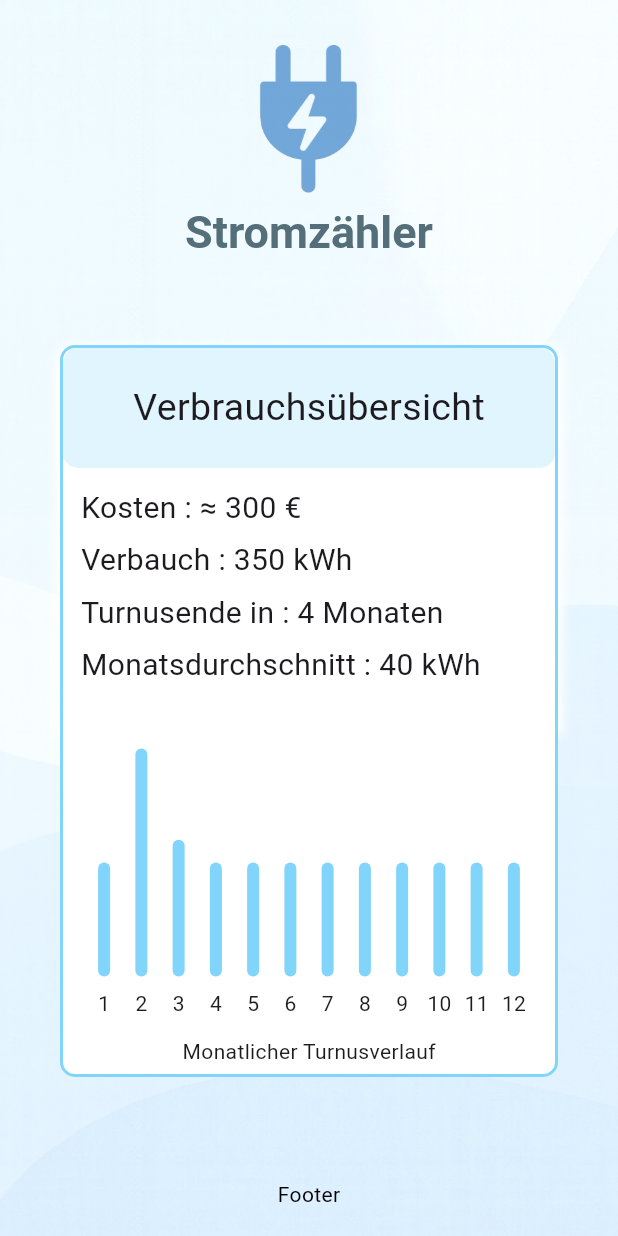
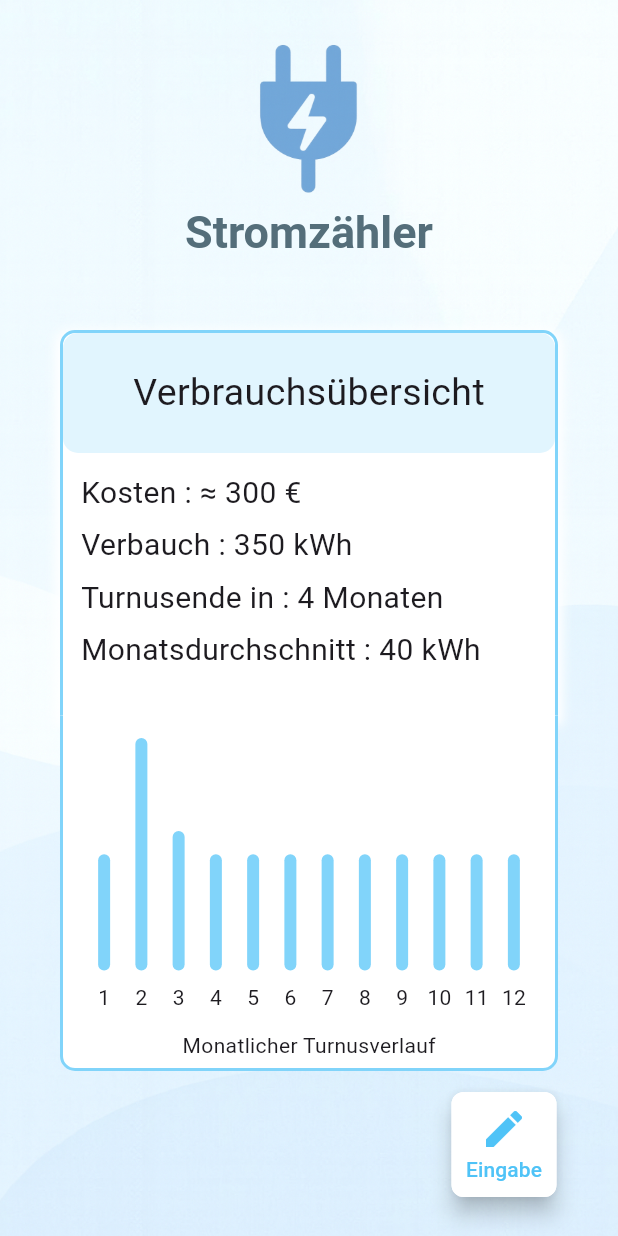
Before and after one commit to Tobias-Kroll/stromzaehler_app, a Flutter app: the screen it shows after launch, on a phone screen of 412 x 824 dp. Run offline on Flutter 3.47's test engine with Material 3 defaults, Android fonts, the phone set to English and light mode, and no system bars; drawn by our look-alikes of fl_chart.

```diff
--- a/lib/main.dart
+++ b/lib/main.dart
@@ -1,7 +1,9 @@
-import 'dart:math';
+
 import 'package:fl_chart/fl_chart.dart';
+import 'package:flutter/material.dart';
+import 'package:flutter/services.dart';
+import 'eingaben_page.dart';
 
-import 'package:flutter/material.dart';
 
 
 //--------------------------------------------------------------------------
@@ -21,6 +23,17 @@ class MyApp extends StatelessWidget {
   @override
   Widget build(BuildContext context) {
     return MaterialApp(
+      theme: ThemeData(
+        appBarTheme: const AppBarTheme(
+          backgroundColor: Colors.white,
+          elevation: 0,
+          systemOverlayStyle: SystemUiOverlayStyle(
+            statusBarColor: Colors.black,
+            statusBarIconBrightness: Brightness.light,
+            statusBarBrightness: Brightness.light,
+          ),
+        ),
+      ),
       debugShowCheckedModeBanner: false,
       home : const MyHomePage(),
     );
@@ -46,6 +59,7 @@ class MyHomePage extends StatefulWidget {
 class _MyHomePageState extends State<MyHomePage> {
   @override
   Widget build(BuildContext context) {
+
     return Container(
 //-------------------------------------
 //  4.1) feste Dekoration
@@ -98,13 +112,19 @@ class _MyHomePageState extends State<MyHomePage> {
 //----------------------------------------------------
 //   4.3) Scaffold body
         body: Center(
+
 //----------------------------------------------------
 //   4.3.1) gesamter Body Container
           child: Container(
-              width: double.infinity, // volle Breite
-              height: double.infinity, // volle Höhe
+
+            width: double.infinity,
+            // volle Breite
+            height: double.infinity,
+            // volle Höhe
             color: Colors.transparent,
-              margin: EdgeInsets.symmetric(horizontal: 20.0, vertical: 10),
+            margin: EdgeInsets.symmetric(horizontal: 20.0),
+            padding: EdgeInsets.only(bottom: 70),
+
 //----------------------------------------------------
 //    4.3.1.1 genutze Spalte im Body Conatiner
             child: Column(
@@ -114,12 +134,15 @@ class _MyHomePageState extends State<MyHomePage> {
                 Expanded(
                   child: Container(
                     margin: EdgeInsets.only(top: 20, left: 20, right: 20),
-                decoration:  BoxDecoration(
+                    decoration: BoxDecoration(
                       color: Colors.transparent,
                       border: Border(
-                    top: BorderSide(color: Colors.lightBlue.shade200, width: 2),
-                    left: BorderSide(color: Colors.lightBlue.shade200, width: 2),
-                    right: BorderSide(color: Colors.lightBlue.shade200, width: 2),
+                        top: BorderSide(color: Colors.lightBlue.shade200,
+                            width: 2),
+                        left: BorderSide(color: Colors.lightBlue.shade200,
+                            width: 2),
+                        right: BorderSide(color: Colors.lightBlue.shade200,
+                            width: 2),
                       ),
                       borderRadius: const BorderRadius.only(
                         topLeft: Radius.circular(10),
@@ -129,8 +152,9 @@ class _MyHomePageState extends State<MyHomePage> {
                         BoxShadow(
                             color: Colors.white,
                             spreadRadius: 3,
-                        blurRadius: 5,       // optional: macht die Kante weicher
-                        offset: Offset(0, 3) // optional: verschiebt den Schatten
+                            blurRadius: 5, // optional: macht die Kante weicher
+                            offset: Offset(0,
+                                3) // optional: verschiebt den Schatten
                         ),
                       ],
                     ),
@@ -161,7 +185,7 @@ class _MyHomePageState extends State<MyHomePage> {
                                 width: 2,
                               ),
                             ),
-                            child:  Text('Verbrauchsübersicht',
+                            child: Text('Verbrauchsübersicht',
                               style: TextStyle(fontSize: 25),
                             ),
                           ),
@@ -171,22 +195,22 @@ class _MyHomePageState extends State<MyHomePage> {
                           Container(
                             width: double.infinity,
                             padding: const EdgeInsets.symmetric(horizontal: 12),
-                            child : Column(
+                            child: Column(
                               crossAxisAlignment: CrossAxisAlignment.start,
                               children: [
                                 //Texte links
                                 Text('Kosten : ≈ 300 €',
                                   style: TextStyle(fontSize: 20),
                                 ),
-                                SizedBox (height: 6),
+                                SizedBox(height: 6),
                                 Text('Verbauch : 350 kWh',
                                   style: TextStyle(fontSize: 20),
                                 ),
-                                SizedBox (height: 6),
+                                SizedBox(height: 6),
                                 Text('Turnusende in : 4 Monaten',
                                   style: TextStyle(fontSize: 20),
                                 ),
-                                SizedBox( height: 6),
+                                SizedBox(height: 6),
                                 Text('Monatsdurchschnitt : 40 kWh',
                                   style: TextStyle(fontSize: 20),
                                 )
@@ -210,9 +234,12 @@ class _MyHomePageState extends State<MyHomePage> {
                     decoration: BoxDecoration(
                       color: Colors.white,
                       border: Border(
-                        bottom: BorderSide(color: Colors.lightBlue.shade200, width: 2),
-                        left: BorderSide(color: Colors.lightBlue.shade200, width: 2),
-                        right: BorderSide(color: Colors.lightBlue.shade200, width: 2),
+                        bottom: BorderSide(color: Colors.lightBlue.shade200,
+                            width: 2),
+                        left: BorderSide(color: Colors.lightBlue.shade200,
+                            width: 2),
+                        right: BorderSide(color: Colors.lightBlue.shade200,
+                            width: 2),
                       ),
                       borderRadius: const BorderRadius.only(
                         bottomLeft: Radius.circular(10),
@@ -242,103 +269,116 @@ class _MyHomePageState extends State<MyHomePage> {
                           barGroups: [
                             BarChartGroupData(
                               x: 1,
-                        barRods:[
-                          BarChartRodData(toY: 10, color: Colors.lightBlue[200]),
+                              barRods: [
+                                BarChartRodData(
+                                    toY: 10, color: Colors.lightBlue[200]),
                               ],
                             ),
                             BarChartGroupData(
                               x: 2,
-                        barRods:[
-                          BarChartRodData(toY: 20, color: Colors.lightBlue[200]),
+                              barRods: [
+                                BarChartRodData(
+                                    toY: 20, color: Colors.lightBlue[200]),
                               ],
                             ),
                             BarChartGroupData(
                               x: 3,
-                        barRods:[
-                          BarChartRodData(toY: 12, color: Colors.lightBlue[200]),
+                              barRods: [
+                                BarChartRodData(
+                                    toY: 12, color: Colors.lightBlue[200]),
                               ],
                             ),
                             BarChartGroupData(
                               x: 4,
-                        barRods:[
-                          BarChartRodData(toY: 10, color: Colors.lightBlue[200]),
+                              barRods: [
+                                BarChartRodData(
+                                    toY: 10, color: Colors.lightBlue[200]),
                               ],
                             ),
                             BarChartGroupData(
                               x: 5,
-                        barRods:[
-                          BarChartRodData(toY: 10, color: Colors.lightBlue[200]),
+                              barRods: [
+                                BarChartRodData(
+                                    toY: 10, color: Colors.lightBlue[200]),
                               ],
                             ),
                             BarChartGroupData(
                               x: 6,
-                        barRods:[
-                          BarChartRodData(toY: 10, color: Colors.lightBlue[200]),
+                              barRods: [
+                                BarChartRodData(
+                                    toY: 10, color: Colors.lightBlue[200]),
                               ],
                             ),
                             BarChartGroupData(
                               x: 7,
-                        barRods:[
-                          BarChartRodData(toY: 10, color: Colors.lightBlue[200]),
+                              barRods: [
+                                BarChartRodData(
+                                    toY: 10, color: Colors.lightBlue[200]),
                               ],
                             ),
                             BarChartGroupData(
                               x: 8,
-                        barRods:[
-                          BarChartRodData(toY: 10, color: Colors.lightBlue[200]),
+                              barRods: [
+                                BarChartRodData(
+                                    toY: 10, color: Colors.lightBlue[200]),
                               ],
                             ),
                             BarChartGroupData(
                               x: 9,
-                        barRods:[
-                          BarChartRodData(toY: 10, color: Colors.lightBlue[200]),
+                              barRods: [
+                                BarChartRodData(
+                                    toY: 10, color: Colors.lightBlue[200]),
                               ],
                             ),
                             BarChartGroupData(
                               x: 10,
-                        barRods:[
-                          BarChartRodData(toY: 10, color: Colors.lightBlue[200]),
+                              barRods: [
+                                BarChartRodData(
+                                    toY: 10, color: Colors.lightBlue[200]),
                               ],
                             ),
                             BarChartGroupData(
                               x: 11,
-                        barRods:[
-                          BarChartRodData(toY: 10, color: Colors.lightBlue[200]),
+                              barRods: [
+                                BarChartRodData(
+                                    toY: 10, color: Colors.lightBlue[200]),
                               ],
                             ),
                             BarChartGroupData(
                               x: 12,
-                        barRods:[
-                          BarChartRodData(toY: 10, color: Colors.lightBlue[200]),
+                              barRods: [
+                                BarChartRodData(
+                                    toY: 10, color: Colors.lightBlue[200]),
                               ],
                             ),
 
                           ],
                           alignment: BarChartAlignment.spaceAround,
                           titlesData: FlTitlesData(
-                      show: true, //Beschriftung der Achsen an oder aus
-                      leftTitles :  AxisTitles(
+                            show: true,
+                            //Beschriftung der Achsen an oder aus
+                            leftTitles: AxisTitles(
                               sideTitles: SideTitles(
                                 reservedSize: 40,
                                 showTitles: false,
                               ),
                             ),
 
-                      rightTitles :  AxisTitles(
+                            rightTitles: AxisTitles(
                               sideTitles: SideTitles(
                                 reservedSize: 40,
                                 showTitles: false,
                               ),
                             ),
 
-                      topTitles :  AxisTitles(
+                            topTitles: AxisTitles(
                               sideTitles: SideTitles(
                                 reservedSize: 40,
                                 showTitles: false,
                               ),
                             ),
 
-                      bottomTitles :  AxisTitles(
+                            bottomTitles: AxisTitles(
                               axisNameWidget: Text('Monatlicher Turnusverlauf'),
                               axisNameSize: 20,
                               // drawBelowEverything: false,
@@ -351,7 +391,7 @@ class _MyHomePageState extends State<MyHomePage> {
                           ),
                           // rangeAnnotations hinzufügen für Durschnittslinie
                           backgroundColor: Colors.transparent,
-                    barTouchData: BarTouchData(// Berühren des Charts zeigt Informationen
+                          barTouchData: BarTouchData( // Berühren des Charts zeigt Informationen
                             enabled: false,
                           ),
                         ),
@@ -364,22 +404,58 @@ class _MyHomePageState extends State<MyHomePage> {
               ],
             ),
           ),
+
+
+
+
         ),
-//--------------------------------------------------------
-//  4.4) Footer
-        bottomNavigationBar: Container(
+
+// 4.4) Footer
+/*        bottomNavigationBar: Container(
           height: 56,
           color: Colors.transparent,
           alignment: Alignment.center,
           child: const Text('Footer', style: TextStyle(color: Colors.black)),
+        ),  */
+
+// 4.5) Möglichkeit für Actionbar
+
+        floatingActionButton: Padding(
+          padding: const EdgeInsets.symmetric(horizontal: 25.0, vertical: 10),
+          child: SizedBox(
+            height: 70, // feste Größe
+            width: 70,
+            child: FloatingActionButton(
+              backgroundColor: Colors.white,
+              foregroundColor: Colors.lightBlue.shade300,
+              shape: RoundedRectangleBorder(
+                borderRadius: BorderRadius.circular(8),
+                side:const  BorderSide(color: Colors.white,
+                    width: 2,),
+              ),
+              onPressed: () {
+                Navigator.push(
+                  context,
+                  MaterialPageRoute(builder: (context) => const EingabenSeite()),
+                );
+              },
+
+              child: Column(
+                mainAxisAlignment: MainAxisAlignment.center,
+                children: [
+                Icon(Icons.edit, size: 32,),
+                SizedBox(height: 1,),
+                Text(
+                  'Eingabe'
+                ),
+                ],
+          ),
+            ),
+          ),
         ),
       ),
     );
+
   }
-//---------------------------------------------------------
-// 4.5) Möglichkeit für Actionbar
-//
-//
-//----------------------------------------------------------
+
 }
-//----------------------------------------------------------
```
Also changed, not shown: lib/eingaben_page.dart (added, +47 -0 lines). Lines whose indentation alone changed are shown as unchanged.
